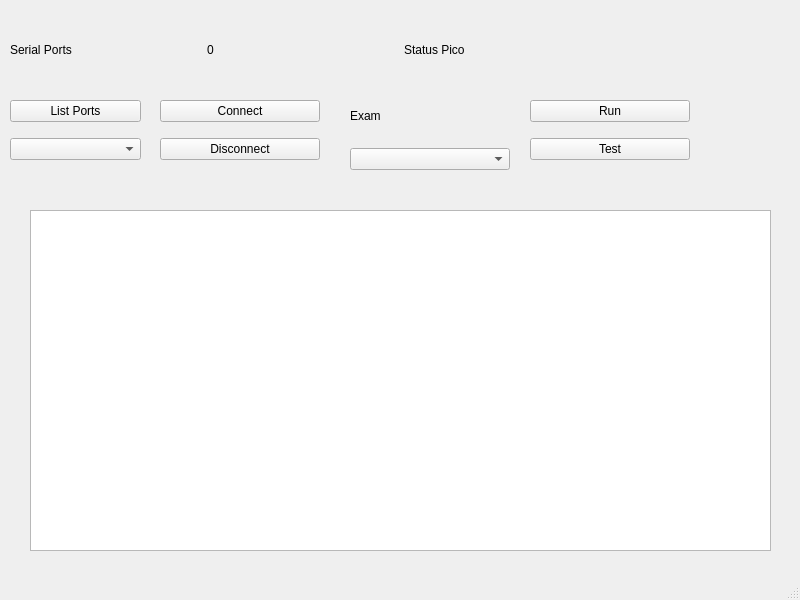
First picture: the form in mainwindow.ui, repository pvesouza/Bioconnect, before the edit.
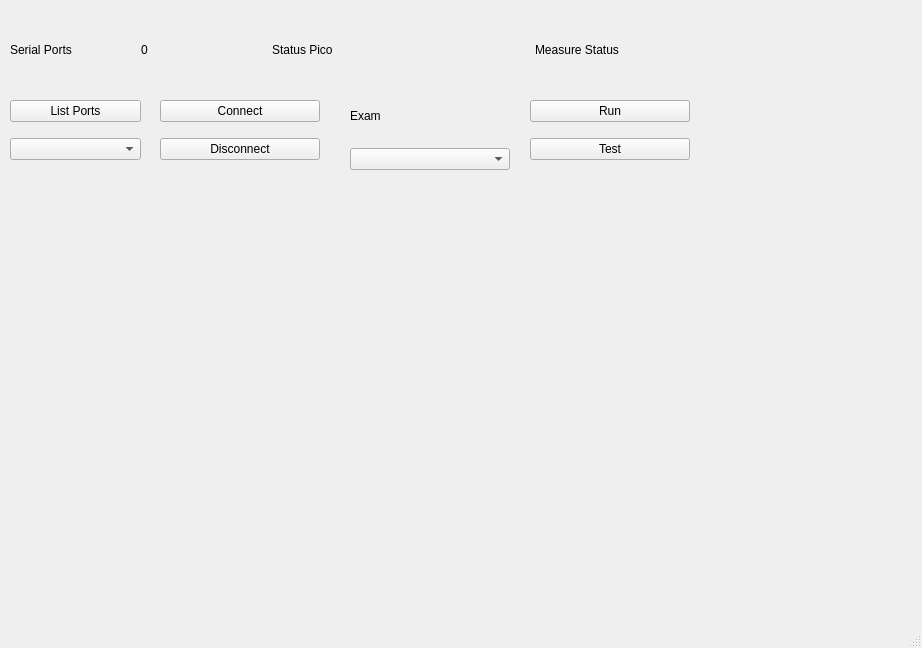
Second picture: the form after the edit.

The edit to the form file:
```diff
--- a/mainwindow.ui
+++ b/mainwindow.ui
@@ -6,8 +6,8 @@
    <rect>
     <x>0</x>
     <y>0</y>
-    <width>800</width>
-    <height>600</height>
+    <width>922</width>
+    <height>648</height>
    </rect>
   </property>
   <property name="windowTitle">
@@ -52,6 +52,20 @@
        </property>
       </widget>
      </item>
+     <item>
+      <widget class="QLabel" name="label_5">
+       <property name="text">
+        <string>Measure Status</string>
+       </property>
+      </widget>
+     </item>
+     <item>
+      <widget class="QLabel" name="label_meas_status">
+       <property name="text">
+        <string/>
+       </property>
+      </widget>
+     </item>
     </layout>
    </widget>
    <widget class="QWidget" name="verticalLayoutWidget">
@@ -150,15 +164,16 @@
      </item>
     </layout>
    </widget>
-   <widget class="QGraphicsView" name="graphicsView">
+   <widget class="QWidget" name="verticalLayoutWidget_5">
     <property name="geometry">
      <rect>
-      <x>30</x>
-      <y>210</y>
-      <width>741</width>
-      <height>341</height>
+      <x>350</x>
+      <y>220</y>
+      <width>551</width>
+      <height>381</height>
      </rect>
     </property>
+    <layout class="QVBoxLayout" name="layout_chart"/>
    </widget>
   </widget>
   <widget class="QMenuBar" name="menubar">
```
Left out of the diff: 2 changed lines with no effect on the pictures.
